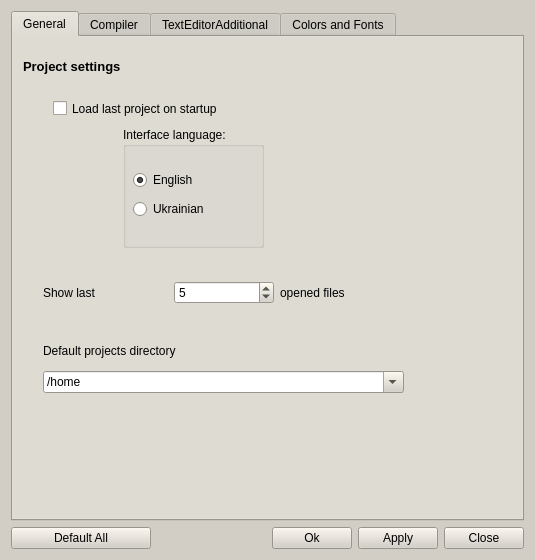
This is trunc/src/optionsdialog.ui in PLLUG/kuzya as Qt 5 draws it before an edit. The edited form follows.
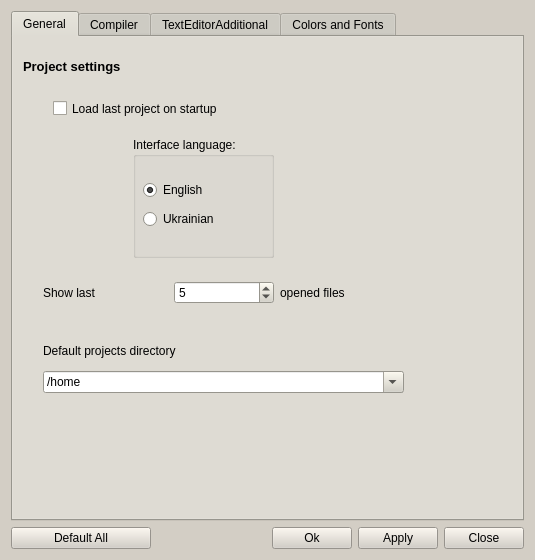
This is the edited form.

```diff
--- a/trunc/src/optionsdialog.ui
+++ b/trunc/src/optionsdialog.ui
@@ -964,8 +964,8 @@
        </property>
        <property name="geometry">
         <rect>
-         <x>110</x>
-         <y>90</y>
+         <x>120</x>
+         <y>100</y>
          <width>141</width>
          <height>121</height>
         </rect>
```
